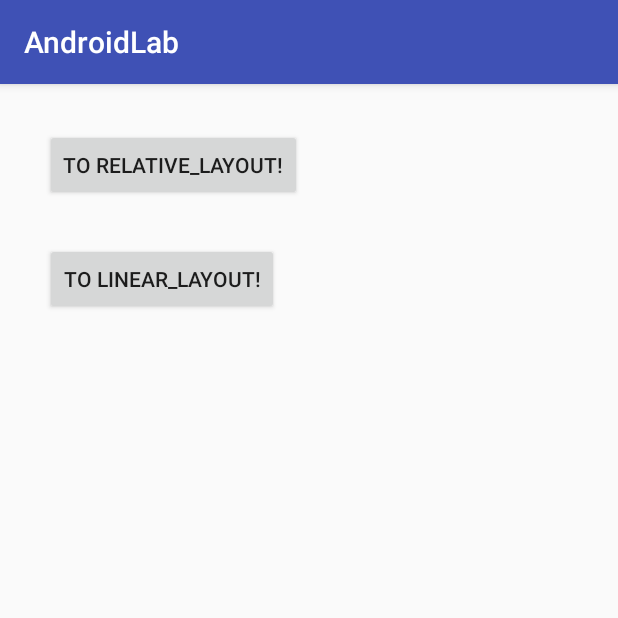
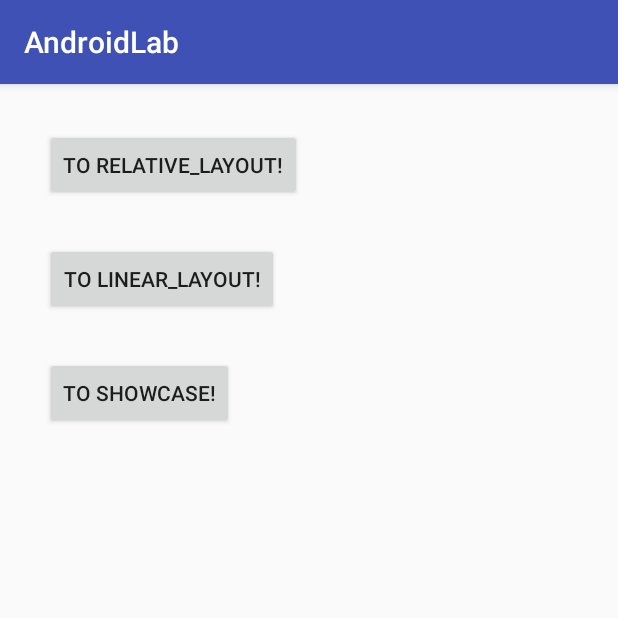
Before and after one commit to TheRishka/AndroidLab, an Android app: the screen it shows after launch (MainActivity), on a phone screen of 412 x 824 dp, the top half of it. Run offline under Robolectric (Android 15) with nearby library versions, the phone set to English and light mode, and no system bars.

Commit message:
added showcase activity

```diff
--- a/app/src/main/AndroidManifest.xml
+++ b/app/src/main/AndroidManifest.xml
@@ -16,6 +16,7 @@
         </activity>
         <activity android:name=".LinearLayoutActivity"/>
         <activity android:name=".RelativeLayoutActivity"/>
+        <activity android:name=".ViewsShowcase"/>
     </application>
 
 </manifest>
--- a/app/src/main/java/com/therishka/androidlab/MainActivity.java
+++ b/app/src/main/java/com/therishka/androidlab/MainActivity.java
@@ -14,6 +14,7 @@ public class MainActivity extends AppCompatActivity {
         setContentView(R.layout.activity_main);
         Button toRelative = (Button) findViewById(R.id.to_relative);
         Button toLinear = (Button) findViewById(R.id.to_linear);
+        Button toShowcase = (Button) findViewById(R.id.to_showcase);
 
         toRelative.setOnClickListener(new View.OnClickListener() {
             @Override
@@ -23,6 +24,13 @@ public class MainActivity extends AppCompatActivity {
         });
 
         toLinear.setOnClickListener(new View.OnClickListener() {
+            @Override
+            public void onClick(View view) {
+                handleClicks(view.getId());
+            }
+        });
+
+        toShowcase.setOnClickListener(new View.OnClickListener() {
             @Override
             public void onClick(View view) {
                 handleClicks(view.getId());
@@ -40,6 +48,9 @@ public class MainActivity extends AppCompatActivity {
             case R.id.to_relative:
                 ScreenDelegate.startScreen(ScreenDelegate.Screens.RELATIVE_LAYOUT_SCREEN, this);
                 break;
+            case R.id.to_showcase:
+                ScreenDelegate.startScreen(ScreenDelegate.Screens.SHOWCASE_SCREEN, this);
+                break;
         }
     }
 }
--- a/app/src/main/java/com/therishka/androidlab/ScreenDelegate.java
+++ b/app/src/main/java/com/therishka/androidlab/ScreenDelegate.java
@@ -12,6 +12,7 @@ public class ScreenDelegate {
     public enum Screens {
         LINEAR_LAYOUT_SCREEN,
         RELATIVE_LAYOUT_SCREEN,
+        SHOWCASE_SCREEN
     }
 
 
@@ -28,6 +29,9 @@ public class ScreenDelegate {
             case RELATIVE_LAYOUT_SCREEN:
                 screenIntent = new Intent(activity, RelativeLayoutActivity.class);
                 break;
+            case SHOWCASE_SCREEN:
+                screenIntent = new Intent(activity, ViewsShowcase.class);
+                break;
             default:
                 screenIntent = new Intent(activity, LinearLayoutActivity.class);
         }
--- a/app/src/main/res/layout/activity_main.xml
+++ b/app/src/main/res/layout/activity_main.xml
@@ -25,4 +25,11 @@
         android:layout_height="wrap_content"
         android:layout_margin="14dp"
         android:text="To Linear_Layout!"/>
+
+    <Button
+        android:id="@+id/to_showcase"
+        android:layout_width="wrap_content"
+        android:layout_height="wrap_content"
+        android:layout_margin="14dp"
+        android:text="To Showcase!"/>
 </LinearLayout>
```
Also changed, not shown: app/src/main/java/com/therishka/androidlab/ViewsShowcase.java (added, +17 -0 lines), app/src/main/res/layout/activity_showcase.xml (added, +47 -0 lines), app/src/main/res/drawable/cat.jpeg (added).
